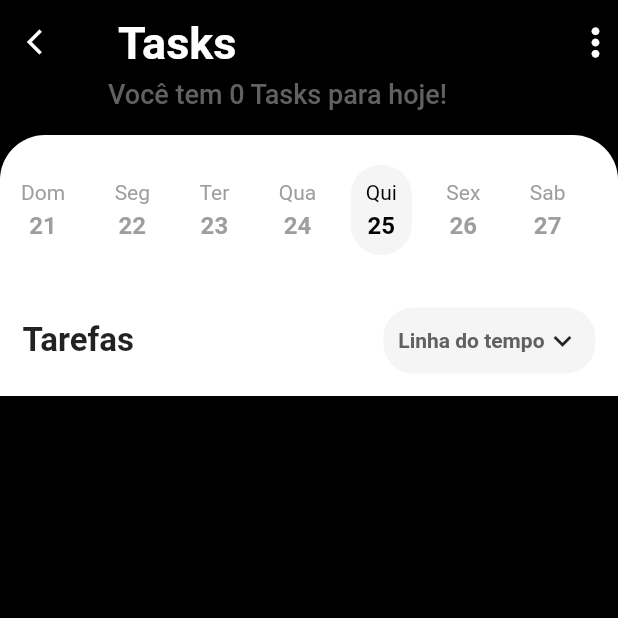
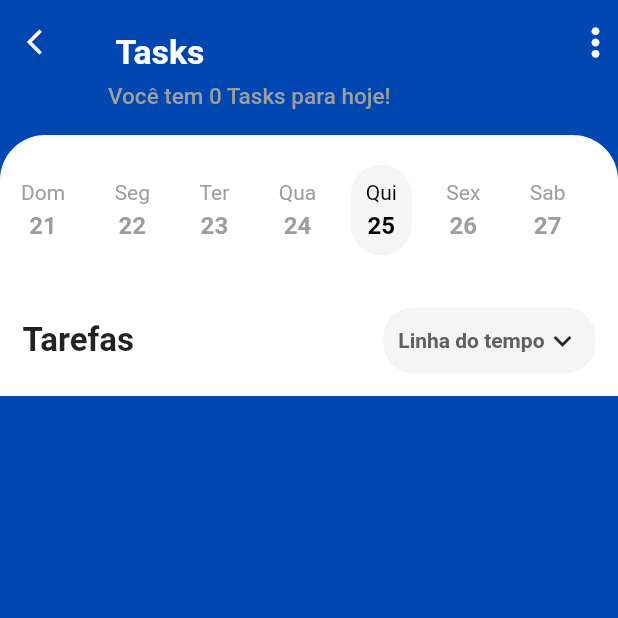
Before and after one commit to gchavess/taskwise-mobile, a Flutter app: the DetailPage screen opened directly with empty values, on a phone screen of 412 x 824 dp, the top half of it. Run offline on Flutter 3.47's test engine with Material 2 defaults, Android fonts, the light colour scheme and no system bars; our stand-ins replace dotted_border, timeline_tile; network calls fail.

Commit message:
Guilherme Melato

```diff
--- a/lib/models/task.dart
+++ b/lib/models/task.dart
@@ -2,10 +2,6 @@ import 'package:flutter/material.dart';
 import 'package:task_wise_frontend/constants/colors.dart';
 import 'package:http/http.dart' as http;
 import 'dart:convert';
-
-import 'dart:convert';
-import 'package:flutter/material.dart';
-import 'package:http/http.dart' as http;
 
 class Task {
   IconData? iconData;
--- a/lib/screens/detail/detail.dart
+++ b/lib/screens/detail/detail.dart
@@ -10,9 +10,9 @@ class DetailPage extends StatelessWidget {
 
   @override
   Widget build(BuildContext context) {
-    final detialList = task.desc;
+    final detailList = task.desc;
     return Scaffold(
-        backgroundColor: Colors.black,
+        backgroundColor: const Color.fromARGB(255, 0, 71, 178),
         body: CustomScrollView(
           slivers: [
             _buildAppBar(context),
@@ -30,17 +30,16 @@ class DetailPage extends StatelessWidget {
                 ),
               ),
             ),
-            detialList == null
+            detailList == null
                 ? SliverFillRemaining(
                     child: Container(
                       color: Colors.white,
-                      child: Center(child: Text('Sem tarefas para hoje!')),
                     ),
                   )
                 : SliverList(
                     delegate: SliverChildBuilderDelegate(
-                      (_, index) => TaskTimeline(detialList[index]),
-                      childCount: detialList.length,
+                      (_, index) => TaskTimeline(detailList[index]),
+                      childCount: detailList.length,
                     ),
                   ),
           ],
@@ -50,9 +49,10 @@ class DetailPage extends StatelessWidget {
   Widget _buildAppBar(BuildContext context) {
     return SliverAppBar(
       expandedHeight: 90,
-      backgroundColor: Colors.black,
+      backgroundColor: const Color.fromARGB(255, 0, 71, 178),
       leading: IconButton(
-          onPressed: () => Navigator.of(context).pop,
+          //padding: ,
+          onPressed: () => Navigator.of(context).pop(null),
           icon: const Icon(Icons.arrow_back_ios),
           iconSize: 20),
       actions: const [
@@ -69,13 +69,14 @@ class DetailPage extends StatelessWidget {
             Text(
               '${task.title} Tasks',
               style: const TextStyle(
+                fontSize: 15,
                 fontWeight: FontWeight.bold,
               ),
             ),
             const SizedBox(height: 5),
             Text(
               'Você tem ${task.left} Tasks para hoje!',
-              style: TextStyle(fontSize: 12, color: Colors.grey[700]),
+              style: TextStyle(fontSize: 10, color: Colors.grey[500]),
             )
           ],
         ),
--- a/lib/screens/home/home.dart
+++ b/lib/screens/home/home.dart
@@ -63,7 +63,7 @@ class HomePage extends StatelessWidget {
           backgroundColor: Colors.white,
           showSelectedLabels: false,
           showUnselectedLabels: false,
-          selectedItemColor: Colors.blueAccent,
+          selectedItemColor: const Color.fromARGB(255, 0, 71, 178),
           unselectedItemColor: Colors.grey.withOpacity(0.5),
           items: const [
             BottomNavigationBarItem(
```
Also changed, not shown: lib/screens/detail/widgets/task_timeline.dart (+10 -10 lines), lib/screens/home/widgets/go_premium.dart (+4 -4 lines), lib/screens/home/widgets/tasks.dart (+7 -7 lines).
